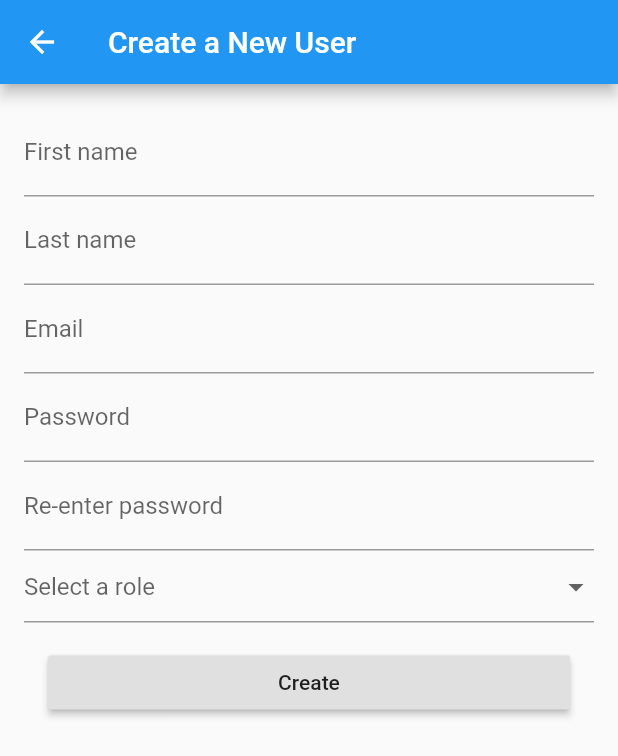
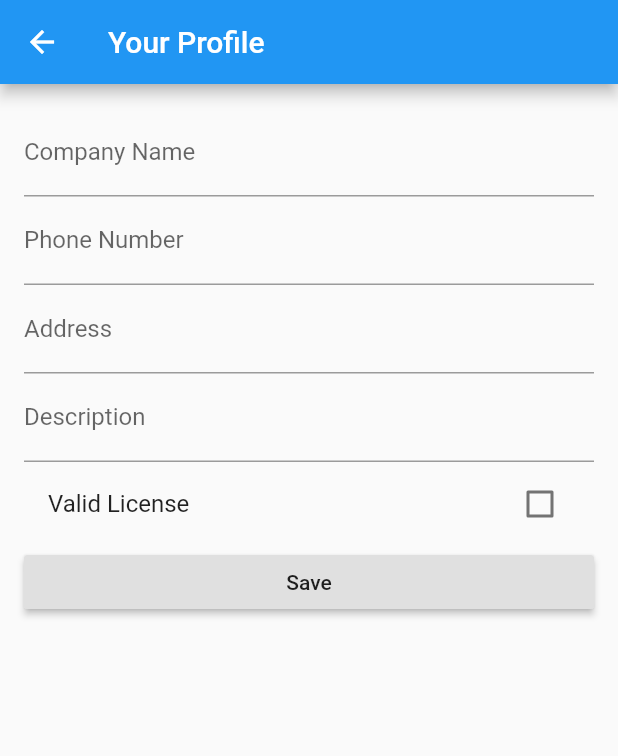
Before and after one commit to callmekungfu/chad, a Flutter app: the screen it shows after launch, on a phone screen of 412 x 824 dp. Shown: the top 756 px of the screen. Run offline on Flutter 3.47's test engine with Material 2 defaults, Android fonts, the phone set to English and light mode, and no system bars; accounts and stored records are empty.

Commit message:
Created UI and Services for Profile Form

```diff
--- a/client/lib/main.dart
+++ b/client/lib/main.dart
@@ -4,6 +4,7 @@ import 'package:client/screens/login/login.dart';
 import 'package:client/screens/admin/admin-screen.dart';
 import 'package:client/screens/serviceBrowser/service-browser-screen.dart';
 import 'package:client/screens/adminHubView/adminHubView.dart';
+import 'package:client/screens/profile/profile.dart';
 
 void main() {
   runApp(ChadApp());
@@ -14,13 +15,14 @@ class ChadApp extends StatelessWidget {
     return
       MaterialApp(
         title: 'CHAD Clinic',
-        initialRoute: '/admin/user',
+        initialRoute: '/profile',
         routes: <String, WidgetBuilder>{
           "/": (BuildContext context) => LoginScreen(),
           "/admin/service/form": (BuildContext context) => ServiceManagementForm(),
           "/admin/user": (BuildContext context) => AdminScreen(),
           "/admin/service": (BuildContext context) => ServiceBrowserScreen(),
           "/admin": (BuildContext context) => AdminHubView(),
+          "/profile": (BuildContext context) => ProfileScreen(),
         },
       );
   }
--- /dev/null
+++ b/client/lib/models/profile.dart
@@ -0,0 +1,32 @@
+import 'package:client/services/profile.dart';
+
+class Profile {
+  String userId;
+  String companyName;
+  String phoneNumber;
+  String address;
+  String description;
+  bool liscensed = false;
+
+  Profile(
+      {String userId,
+      String companyName,
+      String phoneNumber,
+      String address,
+      String description,
+      bool liscensed}) {
+    this.companyName = companyName;
+    this.phoneNumber = phoneNumber;
+    this.address = address;
+    this.description = description;
+    this.liscensed = liscensed;
+  }
+
+  Future<Map<String, dynamic>> create() async {
+    return createProfile(this);
+  }
+
+  static Future<Profile> getUserProfile(String userId) async {
+    return getProfile(userId);
+  }
+}
--- a/client/lib/models/service.dart
+++ b/client/lib/models/service.dart
@@ -18,7 +18,6 @@ class Service {
     return deleteService(this);
   }
 
-
   static Future<List<Service>> getServiceList() async {
     return getServices();
   }
--- a/client/lib/models/user.dart
+++ b/client/lib/models/user.dart
@@ -2,6 +2,7 @@ import 'package:client/models/role.dart';
 import 'package:client/services/user.dart';
 
 class User {
+  String id;
   String firstName;
   String lastName;
   String userName;
--- /dev/null
+++ b/client/lib/screens/profile/components/body.dart
@@ -0,0 +1,143 @@
+import 'package:flutter/material.dart';
+import 'package:client/models/profile.dart';
+import 'package:client/models/user.dart';
+
+class Body extends StatefulWidget {
+  @override
+  _HomeMaterialState createState() => _HomeMaterialState();
+
+  final User user;
+  Body({Key key, @required this.user}) : super(key: key);
+}
+
+class _HomeMaterialState extends State<Body> {
+  final _formKey = GlobalKey<FormState>();
+  Profile _profile = new Profile(liscensed: false);
+
+  // Form Text Field Controls
+  final controls = {
+    'companyName': new TextEditingController(),
+    'phoneNumber': new TextEditingController(),
+    'address': new TextEditingController(),
+    'description': new TextEditingController(),
+  };
+
+  @override
+  void initState(){
+    fetchProfile();
+    super.initState();
+  }
+
+  void fetchProfile() async{
+    var existingProfile = await Profile.getUserProfile(widget.user.id);
+    setState((){
+      if (existingProfile != null) {
+        _profile = existingProfile;
+        controls['companyName'].text = _profile.companyName;
+        controls['phoneNumber'].text = _profile.phoneNumber;
+        controls['address'].text = _profile.address;
+        controls['description'].text = _profile.description;
+      } else if (widget.user != null) {
+        _profile.userId = widget.user.id;
+      }
+    });
+  }
+
+  @override
+  Widget build(BuildContext context) {
+    return SingleChildScrollView(
+        padding: const EdgeInsets.symmetric(vertical: 16.0, horizontal: 16.0),
+        child: Builder(
+            builder: (context) => Form(
+                key: _formKey,
+                child: Column(
+                    crossAxisAlignment: CrossAxisAlignment.stretch,
+                    children: [
+                      TextFormField(
+                        decoration: InputDecoration(labelText: 'Company Name'),
+                        validator: (value) {
+                          if (value.isEmpty) {
+                            return 'Please enter your company name';
+                          }
+                          return null;
+                        },
+                        controller: controls['companyName'],
+                        onSaved: (val) =>
+                            setState(() => _profile.companyName = val),
+                      ),
+                      TextFormField(
+                        decoration: InputDecoration(labelText: 'Phone Number'),
+                        validator: (value) {
+                          if (value.isEmpty) {
+                            return 'Please enter your phone number';
+                          }
+                          return null;
+                        },
+                        controller: controls['phoneNumber'],
+                        onSaved: (val) =>
+                            setState(() => _profile.phoneNumber = val),
+                      ),
+                      TextFormField(
+                          decoration: InputDecoration(labelText: 'Address'),
+                          validator: (value) {
+                            if (value.isEmpty) {
+                              return 'Please enter your address';
+                            }
+                            return null;
+                          },
+                          controller: controls['address'],
+                          onSaved: (val) =>
+                              setState(() => _profile.address = val)),
+                      TextFormField(
+                          decoration: InputDecoration(labelText: 'Description'),
+                          keyboardType: TextInputType.multiline,
+                          maxLines: null,
+                          controller: controls['description'],
+                          onSaved: (val) =>
+                              setState(() => _profile.description = val)),
+                      CheckboxListTile(
+                        title: const Text('Valid License'),
+                        value: _profile.liscensed,
+                        onChanged: (val) =>
+                            setState(() => _profile.liscensed = val),
+                      ),
+                      RaisedButton(
+                          onPressed: () async {
+                            final form = _formKey.currentState;
+                            if (form.validate()) {
+                              form.save();
+                              _showPending(context);
+                              Map<String, dynamic> response =
+                                  await _profile.create();
+                              if (response['statusCode'] == 200) {
+                                _showSuccess(context);
+                              } else {
+                                _showFailure(context, response['msg']);
+                              }
+                            }
+                          },
+                          child: Text('Save'))
+                    ]))));
+  }
+
+  _showPending(BuildContext context) {
+    Scaffold.of(context).showSnackBar(SnackBar(
+      content: Text('Saving Profile'),
+      backgroundColor: Colors.orange,
+    ));
+  }
+
+  _showSuccess(BuildContext context) {
+    Scaffold.of(context).showSnackBar(SnackBar(
+      content: Text('Profile Saved'),
+      backgroundColor: Colors.green,
+    ));
+  }
+
+  _showFailure(BuildContext context, String message) {
+    Scaffold.of(context).showSnackBar(SnackBar(
+      content: Text(message),
+      backgroundColor: Colors.red,
+    ));
+  }
+}
--- /dev/null
+++ b/client/lib/screens/profile/profile.dart
@@ -0,0 +1,20 @@
+import 'package:client/models/profile.dart';
+import 'package:flutter/material.dart';
+import 'package:client/screens/profile/components/body.dart';
+import 'package:client/models/user.dart';
+
+class ProfileScreen extends StatelessWidget {
+  final User user;
+
+  ProfileScreen({Key key, this.user}) : super(key: key);
+
+  @override
+  Widget build(BuildContext context) {
+    return Scaffold(
+      appBar: AppBar(
+        title: Text("Your Profile"),
+      ),
+      body: Body(),
+    );
+  }
+}
--- /dev/null
+++ b/client/lib/services/profile.dart
@@ -0,0 +1,53 @@
+import 'dart:async';
+import 'dart:convert';
+import 'package:client/models/profile.dart';
+import 'package:http/http.dart' as http;
+import 'package:client/constants.dart' as constants;
+
+Future<Map<String, dynamic>> createProfile(Profile profile) async {
+  Map<String, String> headers = {"Content-type": "application/json"};
+  Map<String, dynamic> json = {
+    "userId": profile.userId,
+    "company": profile.companyName,
+    "phoneNumber": profile.phoneNumber,
+    "address": profile.address,
+    "description": profile.description,
+    "isLiscensed": profile.liscensed,
+  };
+  http.Response response;
+  try {
+    response = await http.put('${constants.API}/providers',
+        headers: headers, body: jsonEncode(json));
+  } catch (_) {
+    print(_);
+    return constants.ERROR_RESPONSE;
+  }
+  Map<String, dynamic> output = jsonDecode(response.body);
+  output['statusCode'] = response.statusCode;
+  return output;
+}
+
+Future<Profile> getProfile(String id) async {
+  http.Response response;
+  try {
+    response = await http.get("${constants.API}/providers/$id");
+    print(response);
+  } catch (_) {
+    print(_);
+    return null; //TODO return an error response
+  }
+
+  var jsonData = json.decode(response.body);
+
+  Profile profile;
+  var data = jsonData['data'];
+
+  profile.userId = data['userId'];
+  profile.companyName = data['company'] != null ? data['company'] : '';
+  profile.phoneNumber = data['phoneNumber'] != null ? data['phoneNumber'] : '';
+  profile.address = data['address'] != null ? data['address'] : '';
+  profile.description = data['description'] != null ? data['description'] : '';
+  profile.liscensed = data['isLiscensed'] != null ? data['isLiscensed'] : false;
+
+  return profile;
+}
```
